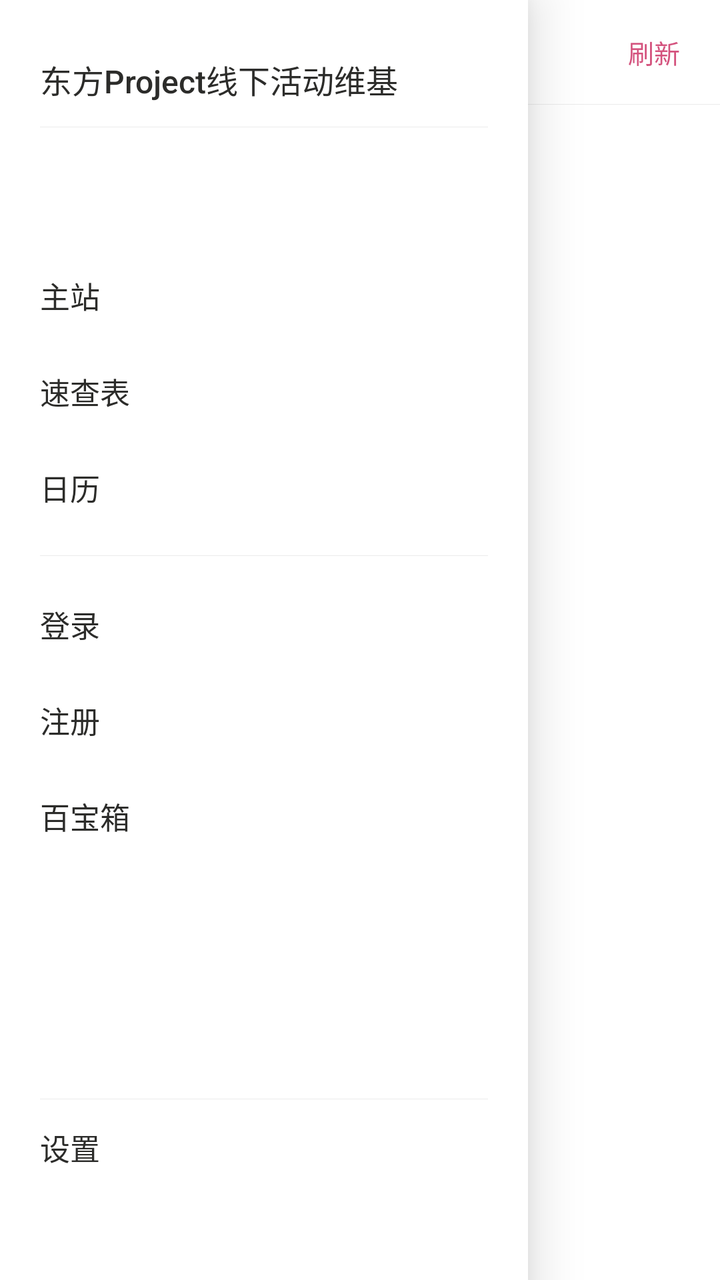
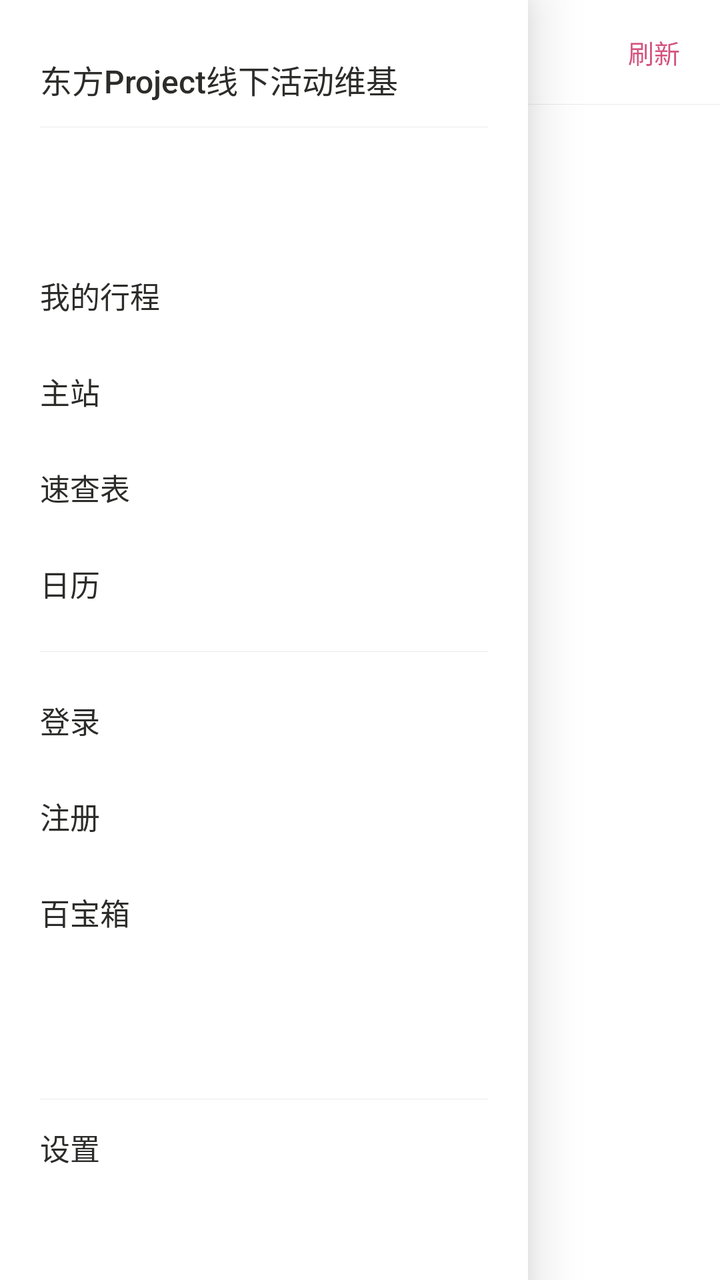

An Android layout rendered at two revisions. The XML below is the earlier revision; the diff shows what the commit changed to produce the second picture.
<!-- AndroidManifest.xml: application theme AppTheme -->
<!-- res/layout/activity_main.xml -->
<?xml version="1.0" encoding="utf-8"?>
<FrameLayout xmlns:android="http://schemas.android.com/apk/res/android"
    android:layout_width="match_parent"
    android:layout_height="match_parent"
    android:background="@color/page_bg">

    <LinearLayout
        android:layout_width="match_parent"
        android:layout_height="match_parent"
        android:orientation="vertical">

        <LinearLayout
            android:id="@+id/appToolbar"
            android:layout_width="match_parent"
            android:layout_height="52dp"
            android:background="@color/tabbar_bg"
            android:gravity="center_vertical"
            android:orientation="horizontal"
            android:paddingStart="4dp"
            android:paddingEnd="8dp">

            <TextView
                android:id="@+id/menuButton"
                android:layout_width="44dp"
                android:layout_height="match_parent"
                android:background="?android:attr/selectableItemBackground"
                android:contentDescription="@string/menu"
                android:gravity="center"
                android:text="☰"
                android:textColor="@color/text_primary"
                android:textSize="18sp" />

            <TextView
                android:id="@+id/headerTitle"
                android:layout_width="0dp"
                android:layout_height="wrap_content"
                android:layout_weight="1"
                android:ellipsize="end"
                android:fontFamily="sans-serif-medium"
                android:maxLines="1"
                android:text="@string/app_name"
                android:textColor="@color/text_primary"
                android:textSize="15sp" />

            <TextView
                android:id="@+id/refresh"
                android:layout_width="wrap_content"
                android:layout_height="wrap_content"
                android:background="?android:attr/selectableItemBackground"
                android:paddingStart="12dp"
                android:paddingTop="8dp"
                android:paddingEnd="12dp"
                android:paddingBottom="8dp"
                android:text="@string/refresh"
                android:textColor="@color/accent"
                android:textSize="13sp" />
        </LinearLayout>

        <View
            android:layout_width="match_parent"
            android:layout_height="1px"
            android:background="@color/divider" />

        <TextView
            android:id="@+id/offlineBanner"
            android:layout_width="match_parent"
            android:layout_height="wrap_content"
            android:background="@color/banner_bg"
            android:paddingStart="16dp"
            android:paddingTop="8dp"
            android:paddingEnd="16dp"
            android:paddingBottom="8dp"
            android:textColor="@color/banner_text"
            android:textSize="12sp"
            android:visibility="gone" />

        <FrameLayout
            android:id="@+id/content"
            android:layout_width="match_parent"
            android:layout_height="0dp"
            android:layout_weight="1" />
    </LinearLayout>

    <View
        android:id="@+id/scrim"
        android:layout_width="match_parent"
        android:layout_height="match_parent"
        android:background="@color/scrim"
        android:visibility="gone" />

    <LinearLayout
        android:id="@+id/drawer"
        android:layout_width="@dimen/drawer_width"
        android:layout_height="match_parent"
        android:layout_gravity="start"
        android:background="@color/tabbar_bg"
        android:elevation="16dp"
        android:orientation="vertical"
        android:paddingBottom="16dp">

        <TextView
            android:layout_width="match_parent"
            android:layout_height="wrap_content"
            android:fontFamily="sans-serif-medium"
            android:paddingStart="20dp"
            android:paddingTop="28dp"
            android:paddingEnd="20dp"
            android:paddingBottom="12dp"
            android:text="@string/app_name"
            android:textColor="@color/text_primary"
            android:textSize="16sp" />

        <View
            android:layout_width="match_parent"
            android:layout_height="1px"
            android:layout_marginStart="20dp"
            android:layout_marginEnd="20dp"
            android:layout_marginBottom="8dp"
            android:background="@color/divider" />

        <LinearLayout
            android:layout_width="match_parent"
            android:layout_height="wrap_content"
            android:gravity="center_vertical"
            android:orientation="horizontal"
            android:paddingStart="20dp"
            android:paddingTop="4dp"
            android:paddingEnd="20dp"
            android:paddingBottom="8dp">

            <ImageView
                android:id="@+id/drawerAvatar"
                android:layout_width="40dp"
                android:layout_height="40dp"
                android:layout_marginEnd="10dp"
                android:contentDescription="@null" />

            <TextView
                android:id="@+id/accountLabel"
                android:layout_width="0dp"
                android:layout_height="wrap_content"
                android:layout_weight="1"
                android:textColor="@color/text_secondary"
                android:textSize="12sp" />
        </LinearLayout>

        <ScrollView
            android:layout_width="match_parent"
            android:layout_height="0dp"
            android:layout_weight="1"
            android:scrollbars="none">

            <LinearLayout
                android:layout_width="match_parent"
                android:layout_height="wrap_content"
                android:orientation="vertical">

                <LinearLayout
                    android:id="@+id/navBuiltIn"
                    android:layout_width="match_parent"
                    android:layout_height="wrap_content"
                    android:orientation="vertical">

                    <TextView
                        android:id="@+id/navWeb"
                        style="@style/NavItem"
                        android:text="@string/nav_web" />

                    <TextView
                        android:id="@+id/navList"
                        style="@style/NavItem"
                        android:text="@string/tab_list" />

                    <TextView
                        android:id="@+id/navCalendar"
                        style="@style/NavItem"
                        android:text="@string/tab_calendar" />
                </LinearLayout>

                <LinearLayout
                    android:id="@+id/navDynamic"
                    android:layout_width="match_parent"
                    android:layout_height="wrap_content"
                    android:orientation="vertical" />

                <View
                    android:layout_width="match_parent"
                    android:layout_height="1px"
                    android:layout_marginStart="20dp"
                    android:layout_marginTop="10dp"
                    android:layout_marginEnd="20dp"
                    android:layout_marginBottom="10dp"
                    android:background="@color/divider" />

                <TextView
                    android:id="@+id/navLogin"
                    style="@style/NavItem"
                    android:text="@string/nav_login" />

                <TextView
                    android:id="@+id/navRegister"
                    style="@style/NavItem"
                    android:text="@string/nav_register" />

                <TextView
                    android:id="@+id/navLogout"
                    style="@style/NavItem"
                    android:text="@string/auth_logout"
                    android:visibility="gone" />

                <TextView
                    android:id="@+id/navToolbox"
                    style="@style/NavItem"
                    android:text="@string/nav_toolbox" />
            </LinearLayout>
        </ScrollView>

        
        <View
            android:layout_width="match_parent"
            android:layout_height="1px"
            android:layout_marginStart="20dp"
            android:layout_marginEnd="20dp"
            android:background="@color/divider" />

        <TextView
            android:id="@+id/navSettings"
            style="@style/NavItem"
            android:text="@string/nav_settings" />

        <TextView
            android:id="@+id/navVersion"
            android:layout_width="match_parent"
            android:layout_height="wrap_content"
            android:paddingStart="20dp"
            android:paddingTop="10dp"
            android:paddingEnd="20dp"
            android:textColor="@color/text_tertiary"
            android:textSize="12sp" />
    </LinearLayout>

</FrameLayout>
<!-- resources referenced by this layout -->
<resources>
  <color name="accent">#D4537E</color>
  <color name="banner_bg">#FFF4E5</color>
  <color name="banner_text">#854F0B</color>
  <color name="divider">#14000000</color>
  <color name="page_bg">#FFFFFFFF</color>
  <color name="scrim">#66000000</color>
  <color name="tabbar_bg">#FFFFFFFF</color>
  <color name="text_primary">#2C2C2A</color>
  <color name="text_secondary">#888780</color>
  <color name="text_tertiary">#B4B2A9</color>
  <dimen name="drawer_width">264dp</dimen>
  <string name="app_name">东方Project线下活动维基</string>
  <string name="auth_logout">退出登录</string>
  <string name="menu">菜单</string>
  <string name="nav_login">登录</string>
  <string name="nav_register">注册</string>
  <string name="nav_settings">设置</string>
  <string name="nav_toolbox">百宝箱</string>
  <string name="nav_web">主站</string>
  <string name="refresh">刷新</string>
  <string name="tab_calendar">日历</string>
  <string name="tab_list">速查表</string>
  <style name="NavItem">
          <item name="android:layout_width">match_parent</item>
          <item name="android:layout_height">@dimen/nav_item_height</item>
          <item name="android:gravity">center_vertical</item>
          <item name="android:paddingStart">20dp</item>
          <item name="android:paddingEnd">20dp</item>
          <item name="android:textSize">15sp</item>
          <item name="android:textColor">@color/text_primary</item>
          <item name="android:background">?android:attr/selectableItemBackground</item>
      </style>
  <style name="AppTheme" parent="@android:style/Theme.DeviceDefault.Light.NoActionBar">
          <item name="android:windowBackground">@color/page_bg</item>
          <item name="android:statusBarColor">@color/tabbar_bg</item>
          <item name="android:navigationBarColor">@color/tabbar_bg</item>
          <item name="android:windowLightStatusBar">true</item>
          
          <item name="android:alertDialogTheme">@style/AppDialogTheme</item>
      </style>
  <dimen name="nav_item_height">48dp</dimen>
  <style name="AppDialogTheme" parent="@android:style/Theme.DeviceDefault.Light.Dialog.Alert">
          <item name="android:colorBackgroundFloating">@color/page_bg</item>
          <item name="android:colorBackground">@color/page_bg</item>
      </style>
</resources>

<!-- the commit's change to res/layout/activity_main.xml (unified diff, before → after) -->
@@ -155,6 +155,11 @@
                 android:layout_height="wrap_content"
                 android:orientation="vertical">
 
+                <TextView
+                    android:id="@+id/navItinerary"
+                    style="@style/NavItem"
+                    android:text="@string/tool_itinerary_title" />
+
                 <LinearLayout
                     android:id="@+id/navBuiltIn"
                     android:layout_width="match_parent"
<!-- resource entries referenced after the edit -->
@@ -22,6 +22,7 @@
   <string name="refresh">刷新</string>
   <string name="tab_calendar">日历</string>
   <string name="tab_list">速查表</string>
+  <string name="tool_itinerary_title">我的行程</string>
   <style name="NavItem">
           <item name="android:layout_width">match_parent</item>
           <item name="android:layout_height">@dimen/nav_item_height</item>
